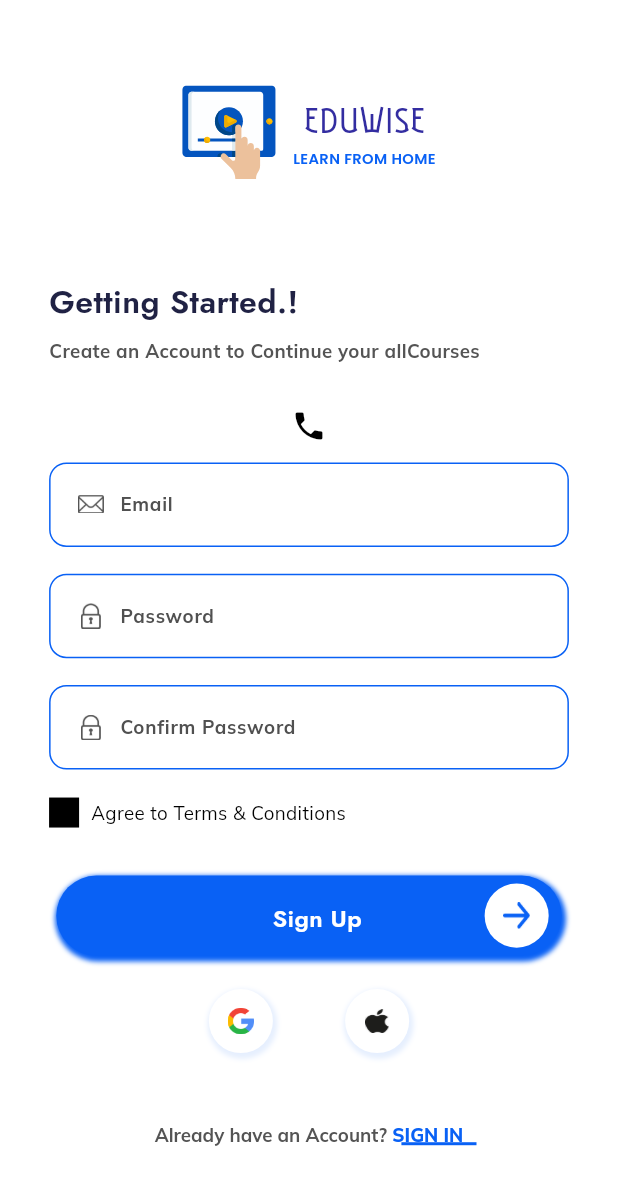
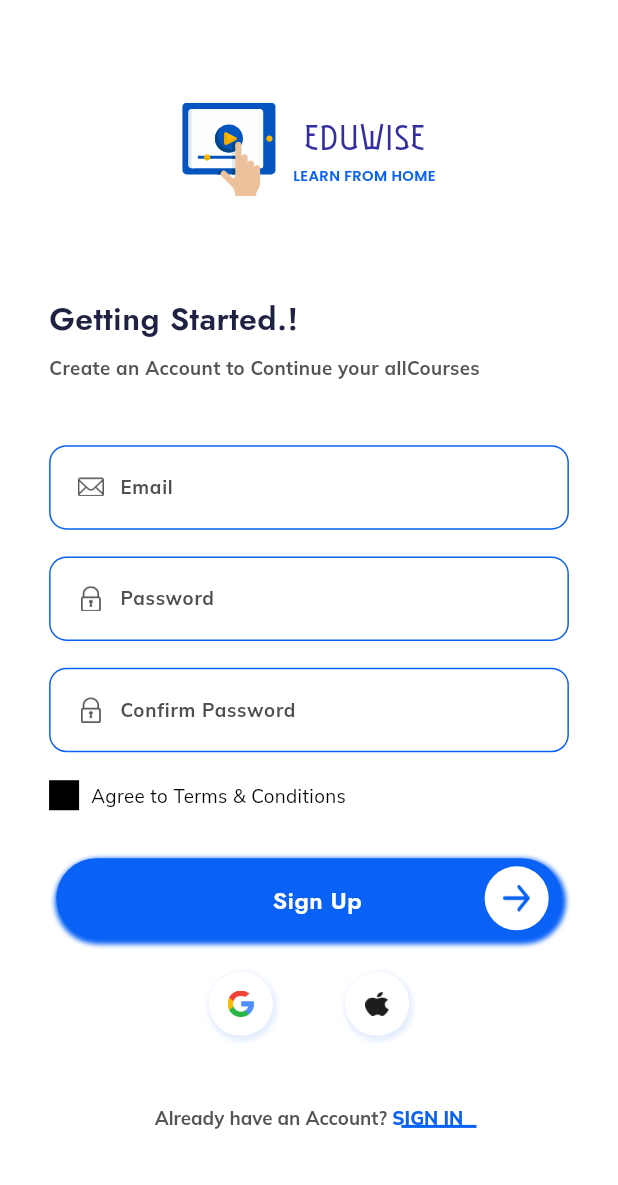
Before and after one commit to MiKeStudi0/EduMike, a Flutter app: the RegisterNowScreen screen opened by its route, on a phone screen of 412 x 824 dp. Shown: the top 1185 px of the screen. Run offline on Flutter 3.47's test engine with Material 3 defaults, Android fonts, the phone set to English and light mode, and no system bars; our stand-ins replace cached_network_image, cloud_firestore, contacts_service, curved_navigation_bar, device_info_plus, file_picker and 16 more; missing offline and left inert: country_pickers, email_otp, flutter_cached_pdfview, flutter_email_sender; accounts and stored records are empty; project files that could hold a hidden picture were left out.

Commit message:
minor change

```diff
--- a/lib/screens/loginscreen/register_now_screen.dart
+++ b/lib/screens/loginscreen/register_now_screen.dart
@@ -1,5 +1,4 @@
 import 'package:edumike/screens/loginscreen/google_auth.dart';
-import 'package:edumike/widgets/custom_outlined_button_home.dart';
 import 'package:flutter/gestures.dart';
 import 'package:flutter/material.dart';
 import 'package:edumike/core/app_export.dart';
@@ -32,8 +31,6 @@ class _RegisterNowScreenState extends State<RegisterNowScreen> {
   bool termsAgreement = false;
 
   GlobalKey<FormState> _formKey = GlobalKey<FormState>();
-
-  bool showEmailField = true;
 
   @override
   Widget build(BuildContext context) {
@@ -95,20 +92,8 @@ class _RegisterNowScreenState extends State<RegisterNowScreen> {
                       style: theme.textTheme.titleSmall,
                     ),
                   ),
-                  SizedBox(height: 20.v),
-                  // Add the toggle button
-                  IconButton(
-                    onPressed: () {
-                      setState(() {
-                        showEmailField = !showEmailField; // Toggle the state
-                      });
-                    },
-                    icon: Icon(
-                      showEmailField ? Icons.phone : Icons.email,
-                    ),
-                  ),
-                  showEmailField
-                      ? CustomTextFormField(
+                  SizedBox(height: 48.v),
+                  CustomTextFormField(
                     controller: emailController,
                     focusNode: emailFocusNode,
                     hintText: "Email",
@@ -124,25 +109,7 @@ class _RegisterNowScreenState extends State<RegisterNowScreen> {
                     prefixConstraints: BoxConstraints(
                       maxHeight: 60.v,
                     ),
-                        )
-                      : CustomTextFormField(
-                          controller: emailController,
-                          focusNode: emailFocusNode,
-                          hintText: "Phone Number",
-                          textInputType: TextInputType.emailAddress,
-                          prefix: Container(
-                            margin: EdgeInsets.fromLTRB(20.h, 22.v, 7.h, 23.v),
-                            child: CustomImageView(
-                              imagePath: ImageConstant.imgLock,
-                              height: 14.v,
-                              width: 18.h,
                   ),
-                          ),
-                          prefixConstraints: BoxConstraints(
-                            maxHeight: 60.v,
-                          ),
-                        ),
-
                   SizedBox(height: 20.v),
                   CustomTextFormField(
                     focusNode: passwordFocusNode,
--- a/lib/widgets/custom_pin_code_text_field.dart
+++ b/lib/widgets/custom_pin_code_text_field.dart
@@ -38,7 +38,7 @@ class CustomPinCodeTextField extends StatelessWidget {
       appContext: context,
       controller: controller,
       length: 4,
-      keyboardType: TextInputType.number,
+      keyboardType: TextInputType.phone,
       textStyle: textStyle,
       hintStyle: hintStyle,
       inputFormatters: [FilteringTextInputFormatter.digitsOnly],
```
Also changed, not shown: lib/routes/app_routes.dart (+4 -4 lines). Lines whose indentation alone changed are shown as unchanged.
